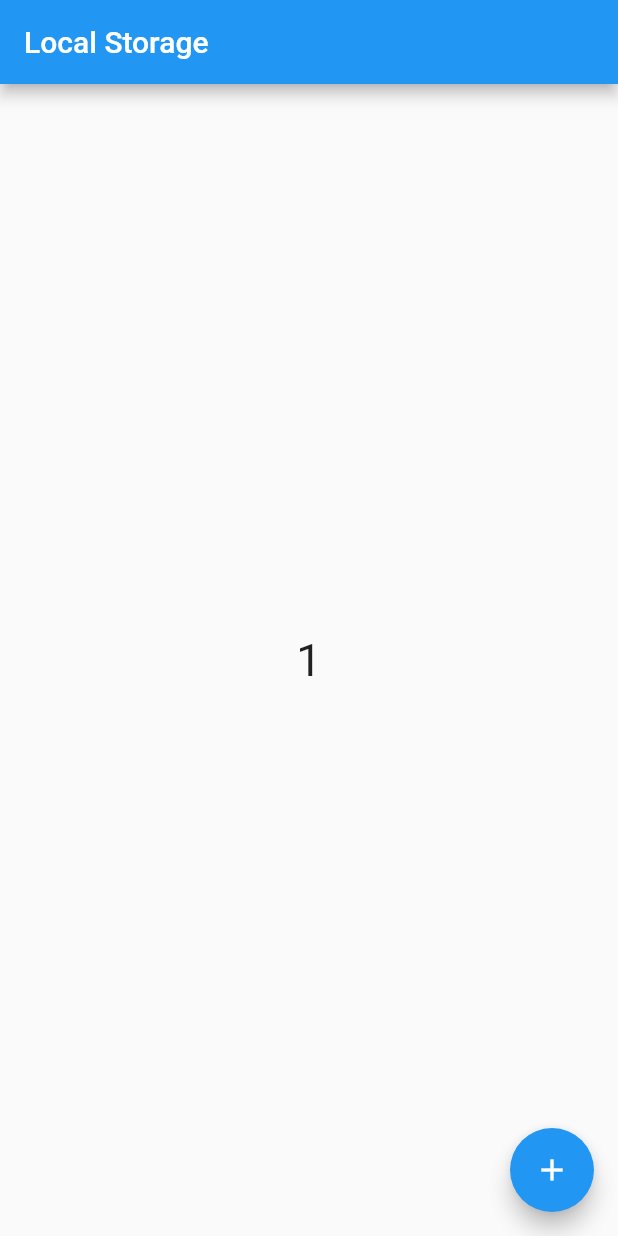
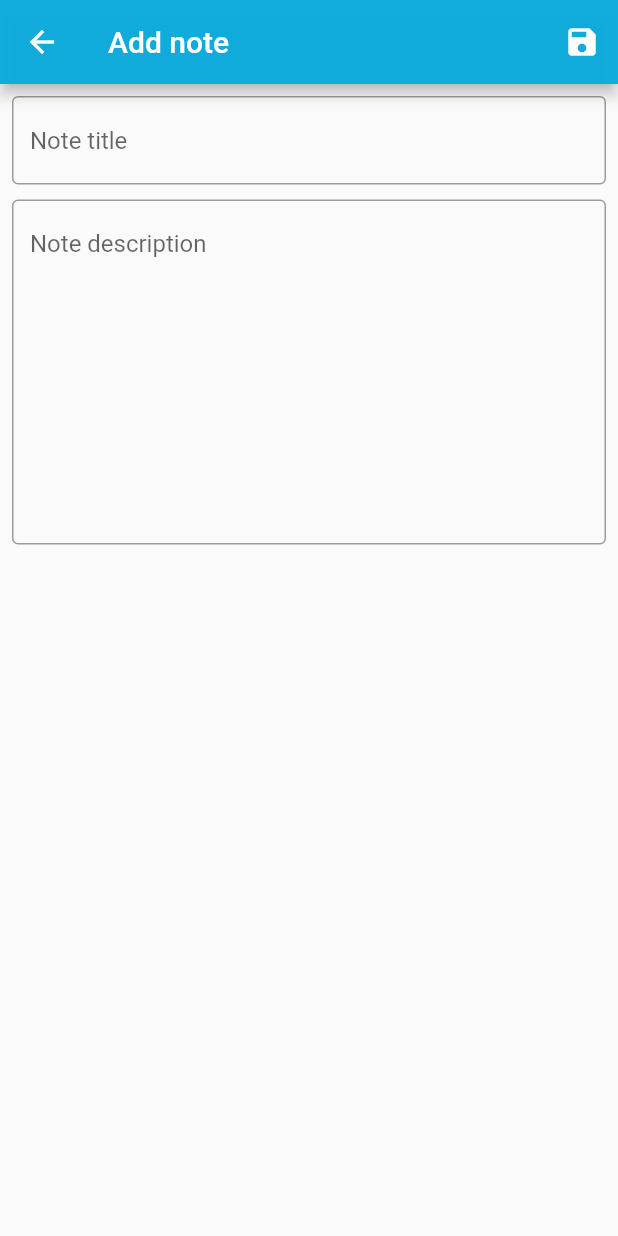
Before and after one commit to luonverak/Flutter-Local-Storage-6-7, a Flutter app: the screen it shows after launch, after a tap on the "add" icon, on a phone screen of 412 x 824 dp. Run offline on Flutter 3.47's test engine with Material 2 defaults, Android fonts, the phone set to English and light mode, and no system bars; our stand-ins replace awesome_dialog, flutter_slidable.

Commit message:
code commit

```diff
--- a/lib/main.dart
+++ b/lib/main.dart
@@ -1,5 +1,5 @@
 import 'package:flutter/material.dart';
-import 'package:shared_preferences/shared_preferences.dart';
+import 'package:local_storage/view/home_screen.dart';
 
 void main() {
   runApp(const MyApp());
@@ -16,54 +16,3 @@ class MyApp extends StatelessWidget {
     );
   }
 }
-
-class HomeScreen extends StatefulWidget {
-  const HomeScreen({super.key});
-
-  @override
-  State<HomeScreen> createState() => _HomeScreenState();
-}
-
-class _HomeScreenState extends State<HomeScreen> {
-  int _counter = 0;
-  static const mykey = 'mykey';
-  setCounter() async {
-    var prefs = await SharedPreferences.getInstance();
-    await prefs.setInt(mykey, _counter += 1);
-    getCounter();
-  }
-
-  getCounter() async {
-    var prefs = await SharedPreferences.getInstance();
-    setState(() {
-      _counter = prefs.getInt(mykey) ?? 0;
-    });
-  }
-
-  @override
-  void initState() {
-    getCounter();
-    super.initState();
-  }
-
-  @override
-  Widget build(BuildContext context) {
-    return Scaffold(
-      appBar: AppBar(
-        title: const Text('Local Storage'),
-      ),
-      body: Center(
-        child: Text(
-          '$_counter',
-          style: const TextStyle(fontSize: 30),
-        ),
-      ),
-      floatingActionButton: FloatingActionButton(
-        onPressed: () async {
-          setCounter();
-        },
-        child: const Icon(Icons.add),
-      ),
-    );
-  }
-}
--- /dev/null
+++ b/lib/view/add_screen.dart
@@ -0,0 +1,44 @@
+import 'package:flutter/material.dart';
+import 'package:local_storage/widget/colors_custom.dart';
+
+import '../widget/input_field.dart';
+
+class AddScreen extends StatelessWidget {
+  AddScreen({super.key});
+  var noteTitle = TextEditingController();
+  var noteDescription = TextEditingController();
+  @override
+  Widget build(BuildContext context) {
+    return Scaffold(
+      appBar: AppBar(
+        backgroundColor: appBar,
+        title: const Text('Add note'),
+        actions: [
+          IconButton(
+            onPressed: () {},
+            icon: const Icon(Icons.save),
+          ),
+        ],
+      ),
+      body: Padding(
+        padding: const EdgeInsets.all(8.0),
+        child: Column(
+          children: [
+            TextFieldCustom(
+              controller: noteTitle,
+              hintText: 'Note title',
+            ),
+            const SizedBox(
+              height: 10,
+            ),
+            TextFieldCustom(
+              controller: noteDescription,
+              hintText: 'Note description',
+              maxLines: 10,
+            )
+          ],
+        ),
+      ),
+    );
+  }
+}
--- /dev/null
+++ b/lib/view/edit_screen.dart
@@ -0,0 +1,44 @@
+import 'package:flutter/material.dart';
+
+import '../widget/colors_custom.dart';
+import '../widget/input_field.dart';
+
+class EditScreen extends StatelessWidget {
+  EditScreen({super.key});
+  var noteTitle = TextEditingController();
+  var noteDescription = TextEditingController();
+  @override
+  Widget build(BuildContext context) {
+    return Scaffold(
+      appBar: AppBar(
+        backgroundColor: appBar,
+        title: const Text('Edit note'),
+        actions: [
+          IconButton(
+            onPressed: () {},
+            icon: const Icon(Icons.save),
+          ),
+        ],
+      ),
+      body: Padding(
+        padding: const EdgeInsets.all(8.0),
+        child: Column(
+          children: [
+            TextFieldCustom(
+              controller: noteTitle,
+              hintText: 'Note title',
+            ),
+            const SizedBox(
+              height: 10,
+            ),
+            TextFieldCustom(
+              controller: noteDescription,
+              hintText: 'Note description',
+              maxLines: 10,
+            )
+          ],
+        ),
+      ),
+    );
+  }
+}
--- /dev/null
+++ b/lib/view/home_screen.dart
@@ -0,0 +1,97 @@
+import 'package:awesome_dialog/awesome_dialog.dart';
+import 'package:flutter/material.dart';
+import 'package:flutter_slidable/flutter_slidable.dart';
+import 'package:local_storage/view/add_screen.dart';
+import 'package:local_storage/view/edit_screen.dart';
+import 'package:local_storage/widget/colors_custom.dart';
+
+class HomeScreen extends StatelessWidget {
+  const HomeScreen({super.key});
+
+  @override
+  Widget build(BuildContext context) {
+    return Scaffold(
+      appBar: AppBar(
+        backgroundColor: appBar,
+        centerTitle: false,
+        title: const Text(
+          'Dating note',
+          style: TextStyle(
+            fontWeight: FontWeight.bold,
+            fontSize: 20,
+          ),
+        ),
+        actions: [
+          IconButton(
+            onPressed: () {
+              Navigator.push(
+                  context,
+                  MaterialPageRoute(
+                    builder: (context) => AddScreen(),
+                  ));
+            },
+            icon: const Icon(
+              Icons.add,
+              size: 30,
+              color: Colors.black,
+            ),
+          ),
+        ],
+      ),
+      body: Padding(
+        padding: const EdgeInsets.all(8.0),
+        child: Slidable(
+          endActionPane: ActionPane(
+            motion: const DrawerMotion(),
+            children: [
+              SlidableAction(
+                onPressed: (context) {
+                  Navigator.push(
+                    context,
+                    MaterialPageRoute(
+                      builder: (context) => EditScreen(),
+                    ),
+                  );
+                },
+                backgroundColor: Colors.green,
+                foregroundColor: Colors.white,
+                icon: Icons.edit,
+                label: 'Edit',
+              ),
+              SlidableAction(
+                onPressed: (context) {},
+                backgroundColor: Colors.red,
+                foregroundColor: Colors.white,
+                icon: Icons.delete,
+                label: 'Remove',
+              ),
+            ],
+          ),
+          child: const SizedBox(
+            height: 85,
+            child: Card(
+              color: Colors.amber,
+              child: ListTile(
+                title: Text(
+                  'Note title',
+                  style: TextStyle(
+                    fontSize: 20,
+                    color: Colors.black,
+                    fontWeight: FontWeight.bold,
+                  ),
+                ),
+                subtitle: Column(
+                  crossAxisAlignment: CrossAxisAlignment.start,
+                  children: [
+                    Text('Note description'),
+                    Text('date time'),
+                  ],
+                ),
+              ),
+            ),
+          ),
+        ),
+      ),
+    );
+  }
+}
--- /dev/null
+++ b/lib/widget/colors_custom.dart
@@ -0,0 +1,3 @@
+import 'package:flutter/material.dart';
+
+const Color appBar = Color.fromARGB(246, 10, 171, 220);
--- /dev/null
+++ b/lib/widget/input_field.dart
@@ -0,0 +1,24 @@
+import 'package:flutter/material.dart';
+
+class TextFieldCustom extends StatelessWidget {
+  TextFieldCustom({
+    super.key,
+    required this.controller,
+    required this.hintText,
+    this.maxLines,
+  });
+  var controller = TextEditingController();
+  var hintText;
+  var maxLines;
+  @override
+  Widget build(BuildContext context) {
+    return TextField(
+      controller: controller,
+      decoration: InputDecoration(
+        border: const OutlineInputBorder(),
+        hintText: hintText,
+      ),
+      maxLines: maxLines,
+    );
+  }
+}
--- a/pubspec.yaml
+++ b/pubspec.yaml
@@ -36,6 +36,8 @@ dependencies:
   # Use with the CupertinoIcons class for iOS style icons.
   cupertino_icons: ^1.0.2
   shared_preferences: ^2.2.2
+  flutter_slidable: ^3.0.1
+  awesome_dialog: ^3.1.0
 
 dev_dependencies:
   flutter_test:
```
Also changed, not shown: pubspec.lock, 3 other files.
